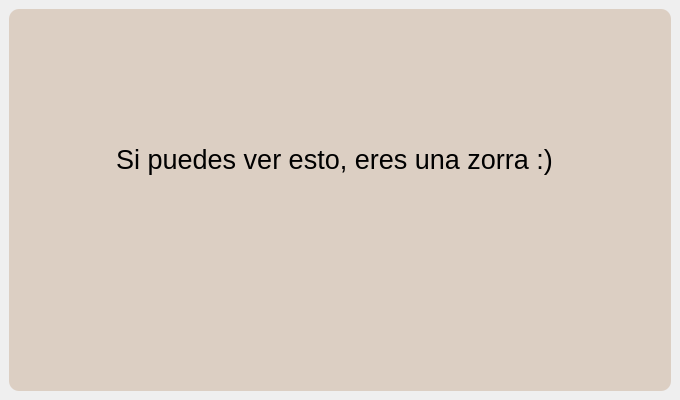
First picture: the form in PaginaInicio.ui, repository Davila1019/SECMDRX, before the edit.
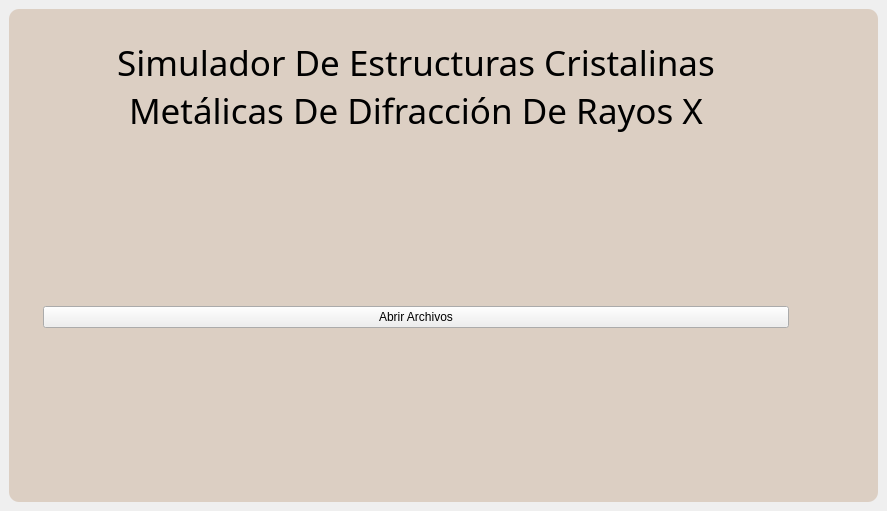
Second picture: the form after the edit. Icons and pictures are not drawn.

Diff of the .ui file:
```diff
--- a/PaginaInicio.ui
+++ b/PaginaInicio.ui
@@ -6,16 +6,19 @@
    <rect>
     <x>0</x>
     <y>0</y>
-    <width>680</width>
-    <height>400</height>
+    <width>887</width>
+    <height>511</height>
    </rect>
   </property>
   <property name="windowTitle">
    <string>MainWindow</string>
   </property>
+  <property name="autoFillBackground">
+   <bool>true</bool>
+  </property>
   <widget class="QWidget" name="centralwidget">
-   <layout class="QHBoxLayout" name="horizontalLayout">
-    <item>
+   <layout class="QGridLayout" name="gridLayout">
+    <item row="0" column="0">
      <widget class="QFrame" name="frame">
       <property name="styleSheet">
        <string notr="true">QFrame{
@@ -30,35 +33,194 @@
       <property name="frameShadow">
        <enum>QFrame::Raised</enum>
       </property>
-      <widget class="QLabel" name="label_2">
-       <property name="geometry">
-        <rect>
-         <x>0</x>
-         <y>50</y>
-         <width>651</width>
-         <height>201</height>
-        </rect>
-       </property>
-       <property name="font">
-        <font>
-         <pointsize>20</pointsize>
-        </font>
-       </property>
-       <property name="layoutDirection">
-        <enum>Qt::RightToLeft</enum>
-       </property>
-       <property name="styleSheet">
-        <string notr="true">QLabel{
+      <layout class="QGridLayout" name="gridLayout_2">
+       <item row="1" column="2">
+        <spacer name="horizontalSpacer_3">
+         <property name="orientation">
+          <enum>Qt::Horizontal</enum>
+         </property>
+         <property name="sizeHint" stdset="0">
+          <size>
+           <width>40</width>
+           <height>20</height>
+          </size>
+         </property>
+        </spacer>
+       </item>
+       <item row="1" column="0">
+        <spacer name="horizontalSpacer_4">
+         <property name="orientation">
+          <enum>Qt::Horizontal</enum>
+         </property>
+         <property name="sizeHint" stdset="0">
+          <size>
+           <width>40</width>
+           <height>20</height>
+          </size>
+         </property>
+        </spacer>
+       </item>
+       <item row="4" column="1">
+        <spacer name="verticalSpacer">
+         <property name="orientation">
+          <enum>Qt::Vertical</enum>
+         </property>
+         <property name="sizeHint" stdset="0">
+          <size>
+           <width>20</width>
+           <height>40</height>
+          </size>
+         </property>
+        </spacer>
+       </item>
+       <item row="1" column="4">
+        <spacer name="horizontalSpacer_5">
+         <property name="orientation">
+          <enum>Qt::Horizontal</enum>
+         </property>
+         <property name="sizeHint" stdset="0">
+          <size>
+           <width>40</width>
+           <height>20</height>
+          </size>
+         </property>
+        </spacer>
+       </item>
+       <item row="1" column="3">
+        <widget class="QLabel" name="label">
+         <property name="text">
+          <string/>
+         </property>
+         <property name="pixmap">
+          <pixmap>resourses/images/logo-ipn.png</pixmap>
+         </property>
+         <property name="scaledContents">
+          <bool>true</bool>
+         </property>
+        </widget>
+       </item>
+       <item row="3" column="1">
+        <widget class="QPushButton" name="pushButton">
+         <property name="text">
+          <string>Abrir Archivos</string>
+         </property>
+        </widget>
+       </item>
+       <item row="1" column="1">
+        <widget class="QLabel" name="label_2">
+         <property name="font">
+          <font>
+           <family>Norasi</family>
+           <pointsize>26</pointsize>
+           <weight>50</weight>
+           <italic>false</italic>
+           <bold>false</bold>
+          </font>
+         </property>
+         <property name="layoutDirection">
+          <enum>Qt::RightToLeft</enum>
+         </property>
+         <property name="autoFillBackground">
+          <bool>false</bool>
+         </property>
+         <property name="styleSheet">
+          <string notr="true">QLabel{
 color:rgb(0, 0, 0)
 }</string>
-       </property>
-       <property name="text">
-        <string>Si puedes ver esto, eres una zorra :)</string>
-       </property>
-       <property name="alignment">
-        <set>Qt::AlignCenter</set>
-       </property>
-      </widget>
+         </property>
+         <property name="text">
+          <string>Simulador De Estructuras Cristalinas Metálicas De Difracción De Rayos X</string>
+         </property>
+         <property name="scaledContents">
+          <bool>true</bool>
+         </property>
+         <property name="alignment">
+          <set>Qt::AlignCenter</set>
+         </property>
+         <property name="wordWrap">
+          <bool>true</bool>
+         </property>
+        </widget>
+       </item>
+       <item row="0" column="1">
+        <spacer name="horizontalSpacer">
+         <property name="orientation">
+          <enum>Qt::Horizontal</enum>
+         </property>
+         <property name="sizeHint" stdset="0">
+          <size>
+           <width>40</width>
+           <height>20</height>
+          </size>
+         </property>
+        </spacer>
+       </item>
+       <item row="0" column="3">
+        <spacer name="horizontalSpacer_2">
+         <property name="orientation">
+          <enum>Qt::Horizontal</enum>
+         </property>
+         <property name="sizeHint" stdset="0">
+          <size>
+           <width>40</width>
+           <height>20</height>
+          </size>
+         </property>
+        </spacer>
+       </item>
+       <item row="4" column="3">
+        <spacer name="verticalSpacer_2">
+         <property name="orientation">
+          <enum>Qt::Vertical</enum>
+         </property>
+         <property name="sizeHint" stdset="0">
+          <size>
+           <width>20</width>
+           <height>40</height>
+          </size>
+         </property>
+        </spacer>
+       </item>
+       <item row="2" column="1">
+        <spacer name="verticalSpacer_3">
+         <property name="orientation">
+          <enum>Qt::Vertical</enum>
+         </property>
+         <property name="sizeHint" stdset="0">
+          <size>
+           <width>20</width>
+           <height>40</height>
+          </size>
+         </property>
+        </spacer>
+       </item>
+       <item row="3" column="2">
+        <spacer name="horizontalSpacer_6">
+         <property name="orientation">
+          <enum>Qt::Horizontal</enum>
+         </property>
+         <property name="sizeHint" stdset="0">
+          <size>
+           <width>40</width>
+           <height>20</height>
+          </size>
+         </property>
+        </spacer>
+       </item>
+       <item row="3" column="0">
+        <spacer name="horizontalSpacer_7">
+         <property name="orientation">
+          <enum>Qt::Horizontal</enum>
+         </property>
+         <property name="sizeHint" stdset="0">
+          <size>
+           <width>40</width>
+           <height>20</height>
+          </size>
+         </property>
+        </spacer>
+       </item>
+      </layout>
      </widget>
     </item>
    </layout>
```
Left out of the diff: 3 changed lines with no effect on the pictures.
